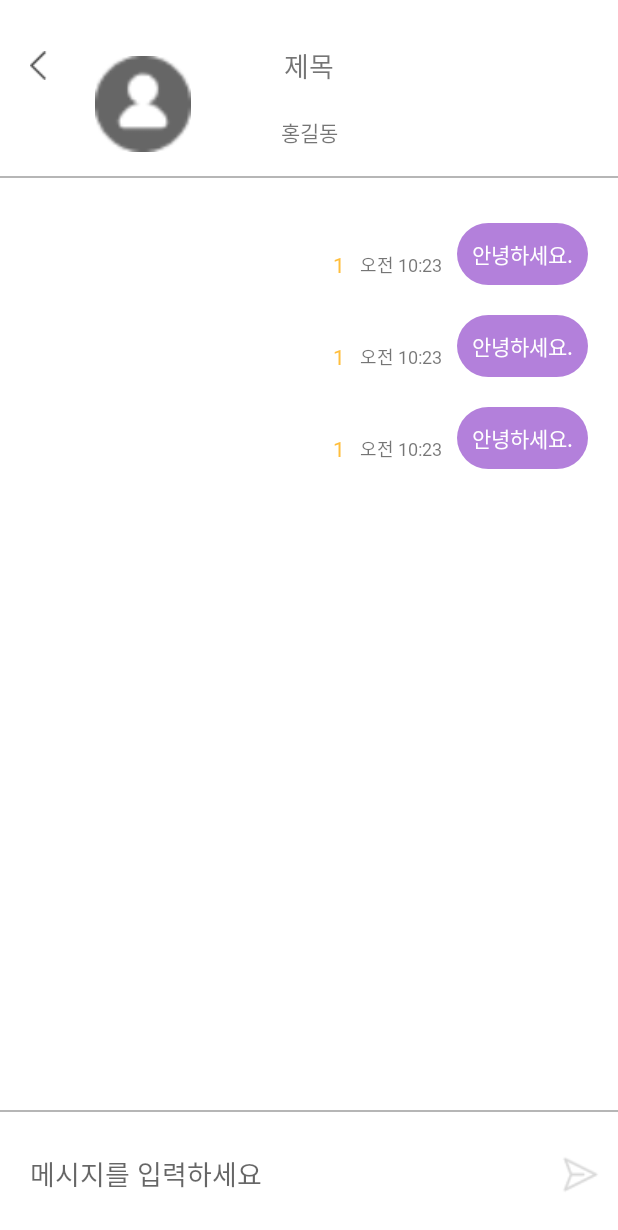
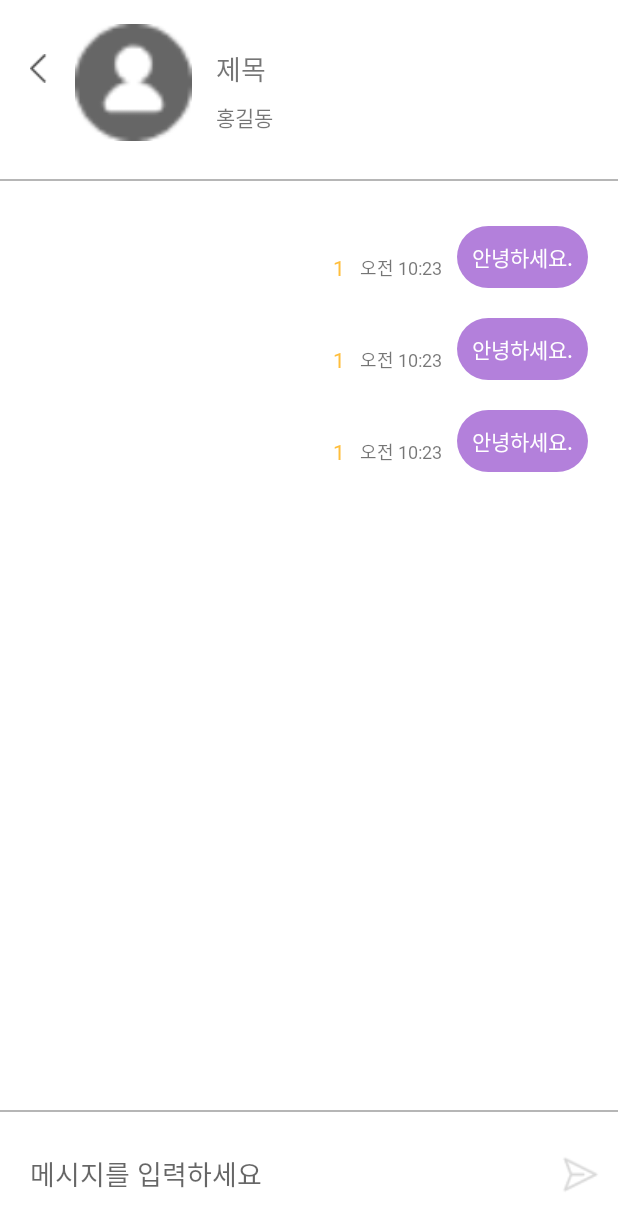
Before and after one commit to Gazi-Market/gazi-market, an Android app: the layout activity_chatting.xml on its own in the app's theme, with its tools: preview values and no code run, on a phone screen of 412 x 824 dp. Shown: the top 1230 px of the screen. Run offline under Robolectric (Android 15) with nearby library versions, the phone set to English and light mode, and no system bars.

Commit message:
design : 채팅방 사진 circlecrop 적용

```diff
--- a/app/src/main/java/com/gazi_market/chat/ChattingActivity.kt
+++ b/app/src/main/java/com/gazi_market/chat/ChattingActivity.kt
@@ -111,6 +111,7 @@ class ChattingActivity : AppCompatActivity() {
                         .addOnSuccessListener { uri ->
                             Glide.with(this)
                                 .load(uri)
+                                .circleCrop()
                                 .into(binding.postImage)
                         }
                         .addOnFailureListener { exception ->
--- a/app/src/main/java/com/gazi_market/chat/RecyclerChatRoomsAdapter.kt
+++ b/app/src/main/java/com/gazi_market/chat/RecyclerChatRoomsAdapter.kt
@@ -217,6 +217,7 @@ class RecyclerChatRoomsAdapter(val context: Context) :
                             .addOnSuccessListener { uri ->
                                 Glide.with(holder.itemView.context)
                                     .load(uri)
+                                    .circleCrop()
                                     .into(holder.post_image)
                             }
                             .addOnFailureListener { exception ->
--- a/app/src/main/res/layout/activity_chatting.xml
+++ b/app/src/main/res/layout/activity_chatting.xml
@@ -9,11 +9,11 @@
 
     <ImageView
         android:id="@+id/postImage"
-        android:layout_width="64dp"
-        android:layout_height="64dp"
-        app:layout_constraintBottom_toTopOf="@+id/recycler_messages"
-        app:layout_constraintEnd_toStartOf="@+id/txt_Title"
-        app:layout_constraintHorizontal_bias="0.504"
+        android:layout_width="78dp"
+        android:layout_height="78dp"
+        android:layout_marginStart="50dp"
+        android:layout_marginTop="16dp"
+        android:scaleType="centerCrop"
         app:layout_constraintStart_toStartOf="parent"
         app:layout_constraintTop_toTopOf="parent"
         app:srcCompat="@drawable/profile" />
@@ -22,23 +22,23 @@
         android:id="@+id/txt_Title"
         android:layout_width="wrap_content"
         android:layout_height="wrap_content"
-        android:layout_marginTop="30dp"
+        android:layout_marginStart="16dp"
+        android:layout_marginTop="32dp"
         android:fontFamily="@font/pretendard_regular"
         android:text="제목"
         android:textSize="18sp"
-        app:layout_constraintEnd_toEndOf="parent"
-        app:layout_constraintStart_toStartOf="parent"
+        app:layout_constraintStart_toEndOf="@+id/postImage"
         app:layout_constraintTop_toTopOf="parent" />
 
     <TextView
         android:id="@+id/txt_name"
         android:layout_width="wrap_content"
         android:layout_height="wrap_content"
+        android:layout_marginStart="16dp"
+        android:layout_marginTop="8dp"
         android:fontFamily="@font/pretendard_regular"
         android:text="홍길동"
-        app:layout_constraintBottom_toBottomOf="@+id/divider"
-        app:layout_constraintEnd_toEndOf="parent"
-        app:layout_constraintStart_toStartOf="parent"
+        app:layout_constraintStart_toEndOf="@+id/postImage"
         app:layout_constraintTop_toBottomOf="@+id/txt_Title" />
 
     <ImageButton
--- a/app/src/main/res/menu/post_detail_menu.xml
+++ b/app/src/main/res/menu/post_detail_menu.xml
@@ -2,11 +2,9 @@
     <item
         android:id="@+id/menu_edit"
         android:title="판매글 수정하기"
-        android:icon="@drawable/update_btn"
-        android:drawablePadding="8dp" /> <!-- 아이콘과 텍스트 사이의 간격 설정 -->
+        android:icon="@drawable/update_btn"/>
     <item
         android:id="@+id/menu_mark_sold"
         android:title="판매완료로 변경"
-        android:icon="@drawable/change_to_sold_out"
-        android:drawablePadding="8dp" /> <!-- 아이콘과 텍스트 사이의 간격 설정 -->
+        android:icon="@drawable/change_to_sold_out"/>
 </menu>
```
Also changed, not shown: app/src/main/java/com/gazi_market/chat/ChatRoomFragment.kt (+18 -0 lines), app/src/main/java/com/gazi_market/DetailPostActivity.kt (line endings or trailing spaces). Lines whose indentation alone changed are shown as unchanged.
